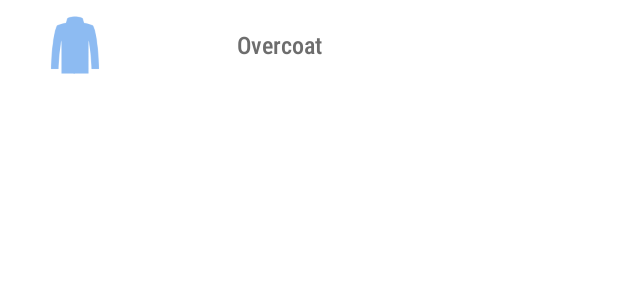
After one commit to Codemitry/Wearer, an Android app: the layout clothes_subtype_item_swiped.xml on its own in the app's theme, with its tools: preview values and no code run, on a phone screen of 412 x 824 dp. The commit adds this screen. Shown: the top 300 px of the screen. Run offline under Robolectric (Android 15) with nearby library versions, the phone set to English and light mode, and no system bars.

Commit message:
Added activity with clothes subtypes. Added different subtypes of clothes

```diff
--- a/app/src/main/java/com/codemitry/wearer/fragments/ClothesSubtypesBottomFragment.kt
+++ b/app/src/main/java/com/codemitry/wearer/fragments/ClothesSubtypesBottomFragment.kt
@@ -4,9 +4,9 @@ import android.os.Bundle
 import android.view.LayoutInflater
 import android.view.View
 import android.view.ViewGroup
+import com.codemitry.wearer.clothessubtypes.ClothesSubtypeItemAdapter
 import com.codemitry.wearer.databinding.FragmentClothesSubtypesBinding
 import com.codemitry.wearer.models.ClothesSubtype
-import com.codemitry.wearer.models.ClothesSubtypeItemAdapter
 import com.codemitry.wearer.mvp.contracts.clothessubtypes.ClothesSubtypesContract
 import com.google.android.material.bottomsheet.BottomSheetDialogFragment
 
--- /dev/null
+++ b/app/src/main/res/drawable/white_ripple_background.xml
@@ -0,0 +1,17 @@
+<?xml version="1.0" encoding="utf-8"?>
+<ripple xmlns:android="http://schemas.android.com/apk/res/android"
+    android:color="?attr/colorControlHighlight">
+
+    <item>
+        <shape>
+            <solid android:color="@color/white" />
+        </shape>
+    </item>
+
+    <item android:id="@android:id/mask">
+        <shape>
+            <solid android:color="@color/white" />
+        </shape>
+    </item>
+
+</ripple>
--- a/app/src/main/res/layout/clothes_subtype_item.xml
+++ b/app/src/main/res/layout/clothes_subtype_item.xml
@@ -5,10 +5,9 @@
     android:orientation="horizontal"
     android:layout_width="match_parent"
     android:layout_height="@dimen/clothesSubtypeHeight"
-    android:elevation="5dp"
     android:layout_marginHorizontal="10dp"
 
-    android:background="?android:attr/selectableItemBackground"
+    android:background="@drawable/white_ripple_background"
     android:clickable="true"
     android:focusable="true"
     android:layout_marginBottom="1dp">
--- /dev/null
+++ b/app/src/main/res/layout/clothes_subtype_item_swiped.xml
@@ -0,0 +1,70 @@
+<?xml version="1.0" encoding="utf-8"?>
+<FrameLayout xmlns:android="http://schemas.android.com/apk/res/android"
+    xmlns:app="http://schemas.android.com/apk/res-auto"
+    xmlns:tools="http://schemas.android.com/tools"
+
+    android:orientation="vertical"
+    android:layout_width="match_parent"
+
+    android:layout_height="@dimen/clothesSubtypeHeight">
+
+    <RelativeLayout
+        android:id="@+id/view_background"
+        android:layout_width="match_parent"
+        android:layout_height="match_parent"
+        android:background="@color/pink">
+
+        <ImageView
+            android:id="@+id/delete_icon"
+            android:layout_width="@dimen/clothesSubtypeHeight"
+            android:layout_height="@dimen/clothesSubtypeHeight"
+            android:paddingVertical="10dp"
+            android:layout_alignParentEnd="true"
+            android:layout_centerVertical="true"
+            android:layout_marginEnd="20dp"
+            app:tint="@color/gray.light"
+            android:src="@drawable/ic_delete" />
+
+        <TextView
+            style="@style/TextView"
+            android:layout_width="wrap_content"
+            android:layout_height="wrap_content"
+            android:layout_centerVertical="true"
+            android:layout_marginEnd="20dp"
+            android:layout_toStartOf="@id/delete_icon"
+            android:text="@string/delete"
+            android:textColor="@color/gray.light"
+            android:textAllCaps="true" />
+
+    </RelativeLayout>
+
+    <RelativeLayout
+        android:id="@+id/view_foreground"
+        android:layout_width="match_parent"
+        android:layout_height="match_parent"
+        android:background="@drawable/white_ripple_background">
+
+        <ImageView
+            android:id="@+id/clothesTypeIcon"
+            android:layout_width="@dimen/clothesSubtypeHeight"
+            android:layout_height="@dimen/clothesSubtypeHeight"
+
+            tools:src="@drawable/overcoat"
+            android:padding="10dp"
+            app:tint="@color/blue"
+            android:layout_marginStart="20dp" />
+
+        <TextView
+            android:id="@+id/clothesTypeName"
+            style="@style/TextView"
+            android:textColor="@color/gray.light"
+            android:gravity="center"
+            tools:text="@string/overcoat"
+            android:layout_width="match_parent"
+            android:layout_height="match_parent"
+            android:paddingEnd="40dp"
+            android:paddingStart="0dp" />
+
+    </RelativeLayout>
+
+</FrameLayout>
--- a/app/src/main/res/values/strings.xml
+++ b/app/src/main/res/values/strings.xml
@@ -54,4 +54,10 @@
     <string name="bag">Bag</string>
     <string name="umbrella">Umbrella</string>
 
+
+    <string name="delete">Delete</string>
+
+    <string name="itemWillBeRemoved">Item %1$s will be removed</string>
+    <string name="undo">Undo</string>
+
 </resources>
```
Also changed, not shown: app/src/main/java/com/codemitry/wearer/activities/ClothesSubtypesActivity.kt (+56 -2 lines), app/src/main/java/com/codemitry/wearer/clothessubtypes/ClothesSubtypeItemAdapter.kt (renamed from app/src/main/java/com/codemitry/wearer/models/ClothesSubtypeItemAdapter.kt, +4 -3 lines), app/src/main/java/com/codemitry/wearer/clothessubtypes/ClothesSubtypeItemSwipedAdapter.kt (added, +49 -0 lines), app/src/main/java/com/codemitry/wearer/clothessubtypes/RecyclerItemTouchHelper.kt (added, +89 -0 lines), app/src/main/java/com/codemitry/wearer/mvp/contracts/clothessubtypes/ClothesSubtypesContract.kt (+10 -2 lines), app/src/main/java/com/codemitry/wearer/mvp/presenters/ClothesSubtypesPresenter.kt (+34 -2 lines), app/src/main/res/layout/activity_clothes_subtypes.xml (+22 -9 lines), app/src/main/res/drawable/ic_delete.png (added), 1 other file.
